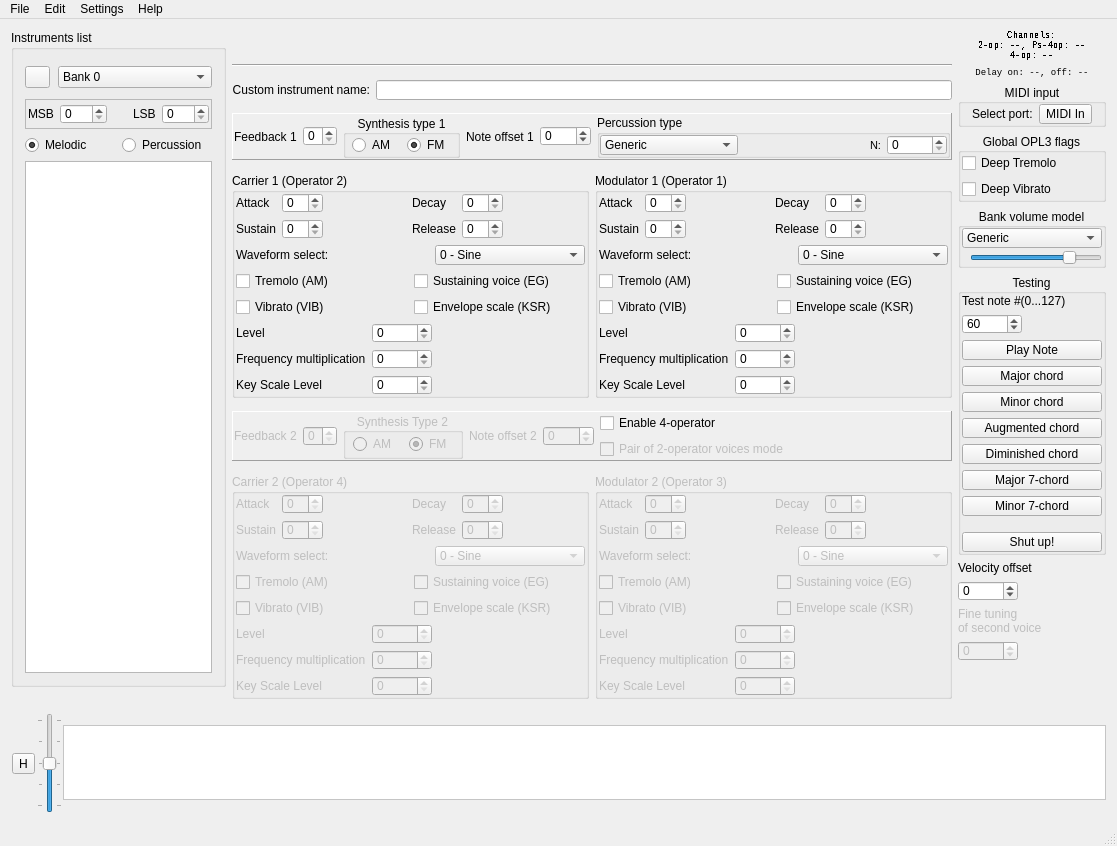
Wohlstand/OPL3BankEditor, file src/bank_editor.ui: the form before one commit.
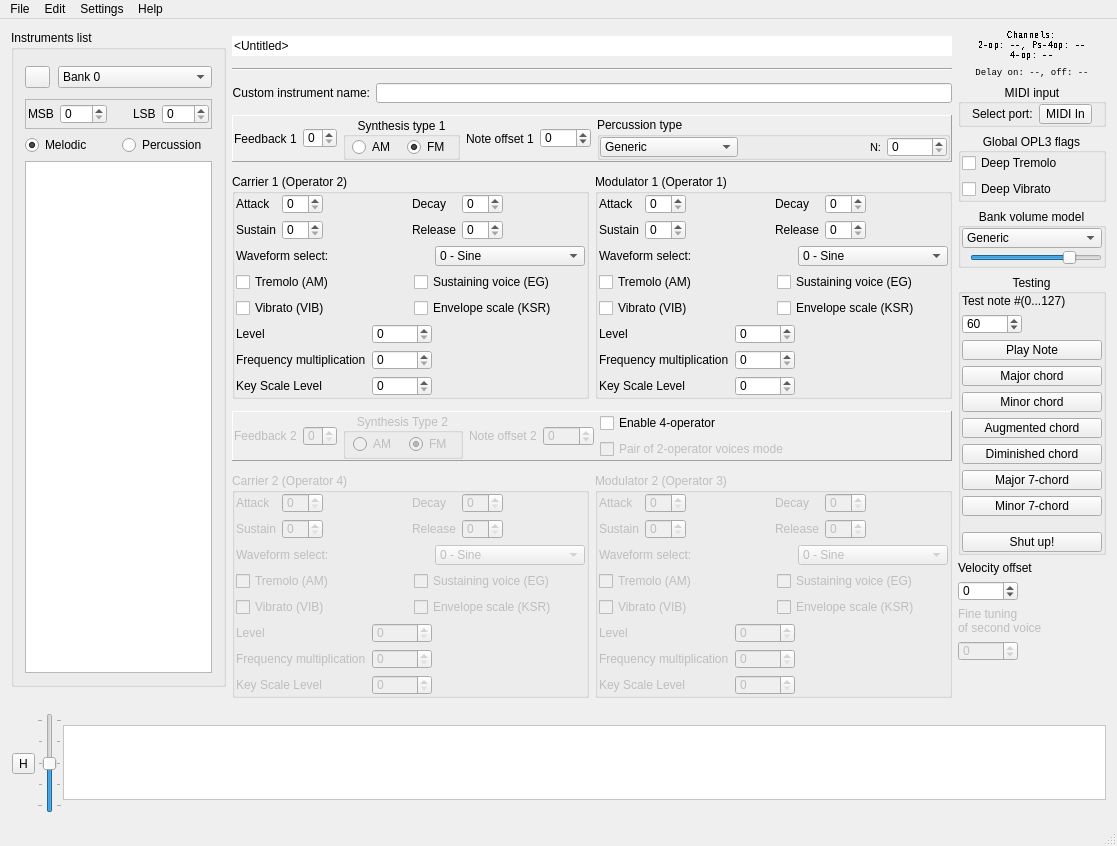
The form after the commit. Icons and pictures are not drawn. Custom widgets are drawn as their Qt base class.

Commit message: Replace label with line edit to show a full bank path

Patch:
```diff
--- a/src/bank_editor.ui
+++ b/src/bank_editor.ui
@@ -757,7 +757,7 @@
               </widget>
              </item>
              <item row="0" column="0" colspan="2">
-              <widget class="QLabel" name="currentFile">
+              <widget class="QLineEdit" name="currentFile">
                <property name="sizePolicy">
                 <sizepolicy hsizetype="Preferred" vsizetype="Maximum">
                  <horstretch>0</horstretch>
@@ -767,6 +767,12 @@
                <property name="text">
                 <string>&lt;Untitled&gt;</string>
                </property>
+               <property name="frame">
+                <bool>false</bool>
+               </property>
+               <property name="readOnly">
+                <bool>true</bool>
+               </property>
               </widget>
              </item>
              <item row="3" column="0" colspan="2">
```
Left out of the diff: 2 changed lines with no effect on the pictures.
